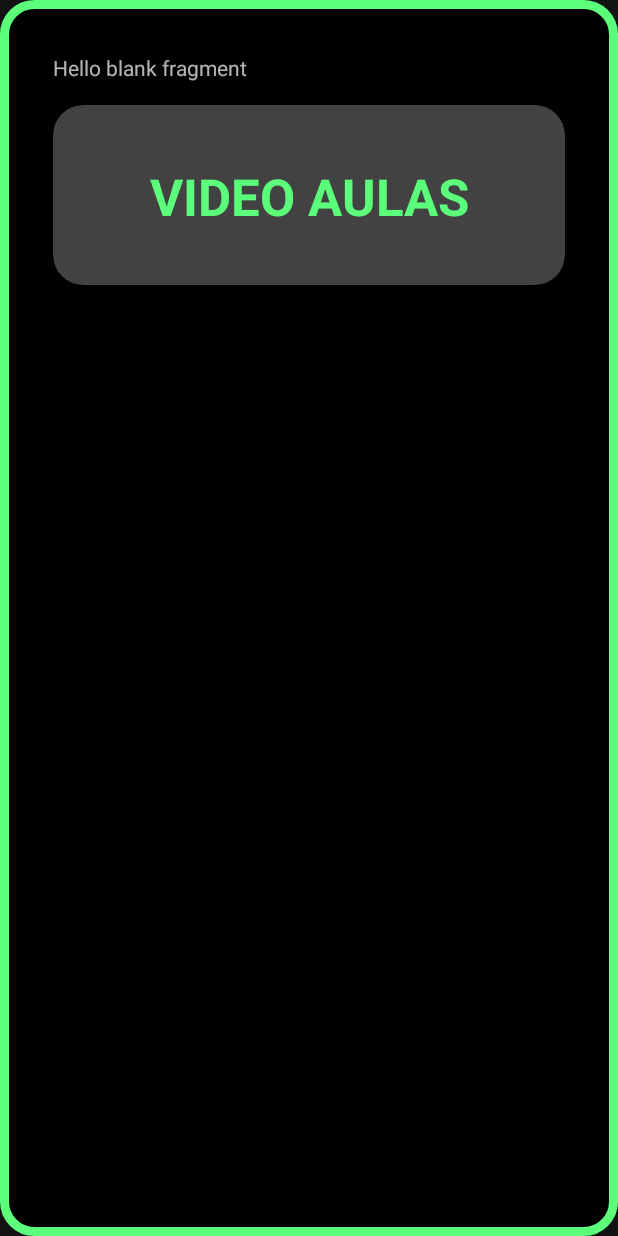
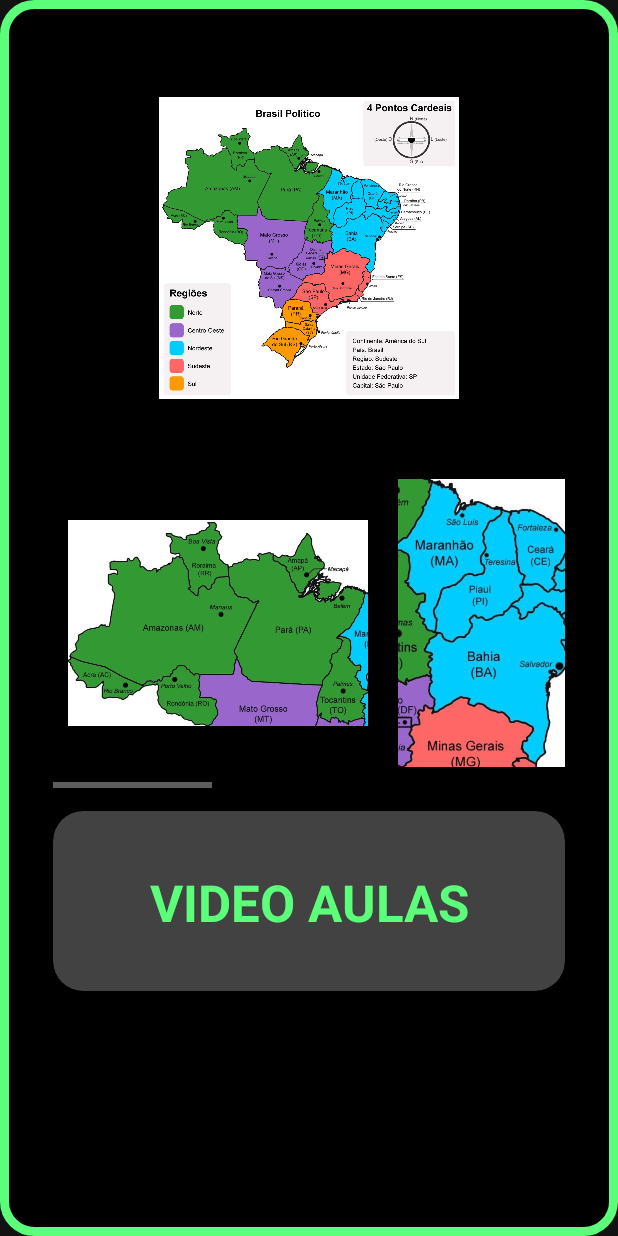
Before and after one commit to GabrielSampaioPichane/Quick-Learn, an Android app: the MapasFragment screen opened through its navigation route, on a phone screen of 412 x 824 dp. Run offline under Robolectric (Android 15) with nearby library versions, the phone set to English and light mode, and no system bars; 1 statement that could not run was skipped.

Commit message:
1.4
Signed-off-by: Gabriel <Gabrielpichane74@gmail.com>

```diff
--- a/app/src/main/java/estudo/produto/trabalhoempreendedorismo/Fragments/CaculumFragments/MainMatFrag/MainMatematicaFragment.kt
+++ b/app/src/main/java/estudo/produto/trabalhoempreendedorismo/Fragments/CaculumFragments/MainMatFrag/MainMatematicaFragment.kt
@@ -32,8 +32,6 @@ class MainMatematicaFragment : Fragment() {
 
         binding.btDivisO.setOnClickListener { navTo(R.id.action_mainMatematicaFragment_to_divisaoFragment) }
 
-        binding.btRaiz.setOnClickListener { navTo(R.id.action_mainMatematicaFragment_to_raizFragment) }
-
         binding.btPotencia.setOnClickListener { navTo(R.id.action_mainMatematicaFragment_to_porenciaFragment) }
 
         binding.btOrdemDasOperacoes.setOnClickListener { navTo(R.id.action_mainMatematicaFragment_to_baskaraFragment) }
--- a/app/src/main/res/layout/fragment_main_geografia.xml
+++ b/app/src/main/res/layout/fragment_main_geografia.xml
@@ -84,7 +84,7 @@
                         android:padding="10sp"
                         android:gravity="center"
                         android:paddingHorizontal="20sp"
-                        android:text="@string/brasil_e_suas_fronteiras"
+                        android:text="@string/brasil_e_suas_regioes"
                         android:textColor="@color/lime"
 
                         android:textSize="35sp"
--- a/app/src/main/res/layout/fragment_mapas.xml
+++ b/app/src/main/res/layout/fragment_mapas.xml
@@ -18,6 +18,7 @@
             android:layout_width="match_parent"
             android:layout_height="match_parent">
 
+
             <LinearLayout
 
                 android:layout_width="match_parent"
@@ -28,15 +29,106 @@
                 android:padding="20sp"
                 >
 
+                <ImageView
+                    android:layout_width="200dp"
+                    android:layout_height="220dp"
+
+                    android:layout_gravity="center"
+
+                    android:src="@drawable/mapapg"
+
+                    android:layout_marginTop="20dp"
+                    android:layout_marginBottom="30dp"
+
+                    />
 
 
-                <TextView
 
-                    android:layout_width="match_parent"
-                    android:layout_height="match_parent"
-                    android:text="@string/hello_blank_fragment"
+                  <HorizontalScrollView
+                      android:layout_width="match_parent"
+                      android:layout_height="match_parent">
 
-                    />
+
+                      <LinearLayout
+                          android:layout_width="match_parent"
+                          android:layout_height="match_parent"
+
+                          android:orientation="horizontal"
+
+                          >
+
+
+
+                      <ImageView
+                          android:layout_width="200dp"
+                          android:layout_height="220dp"
+
+                          android:layout_gravity="center"
+
+                          android:src="@drawable/nortepg"
+
+                          android:layout_marginEnd="10dp"
+                          android:layout_marginStart="10dp"
+
+                          />
+                      <ImageView
+                          android:layout_width="200dp"
+                          android:layout_height="220dp"
+
+                          android:layout_gravity="center"
+
+                          android:src="@drawable/nordestepg"
+
+                          android:layout_marginEnd="10dp"
+                          android:layout_marginStart="10dp"
+
+                          />
+                      <ImageView
+                          android:layout_width="200dp"
+                          android:layout_height="220dp"
+
+                          android:layout_gravity="center"
+
+                          android:src="@drawable/centrooestepg"
+
+                          android:layout_marginEnd="10dp"
+                          android:layout_marginStart="10dp"
+
+                          />
+                      <ImageView
+                          android:layout_width="200dp"
+                          android:layout_height="220dp"
+
+                          android:layout_gravity="center"
+
+                          android:src="@drawable/sudestepg"
+
+                          android:layout_marginEnd="10dp"
+                          android:layout_marginStart="10dp"
+
+                          />
+                      <ImageView
+                          android:layout_width="200dp"
+                          android:layout_height="220dp"
+
+                          android:layout_gravity="center"
+
+                          android:src="@drawable/sulpg"
+
+                          android:layout_marginEnd="10dp"
+                          android:layout_marginStart="10dp"
+
+                          />
+
+
+                      </LinearLayout>
+
+                  </HorizontalScrollView>
+
+
+
+
+
 
                 <androidx.cardview.widget.CardView
 
--- a/app/src/main/res/layout/fragment_pt_nivel1.xml
+++ b/app/src/main/res/layout/fragment_pt_nivel1.xml
@@ -5,6 +5,7 @@
     android:layout_height="match_parent"
     tools:context=".Fragments.PortuguesFragment.PtNivel1Fragment"
     xmlns:app="http://schemas.android.com/apk/res-auto">
+
 
     <LinearLayout
         android:layout_width="match_parent"
--- a/app/src/main/res/navigation/nav_gaph.xml
+++ b/app/src/main/res/navigation/nav_gaph.xml
@@ -68,7 +68,7 @@
     </fragment>
 
     <fragment
-        android:id="@+id/baskaraFragment"
+        android:id="@+id/ordemDasOperacoesFragment"
         android:name="estudo.produto.trabalhoempreendedorismo.Fragments.CaculumFragments.OrdemDasOperaçõesFragment"
         android:label="fragment_baskara"
         tools:layout="@layout/fragment_ordem_das_operacoes" >
@@ -131,21 +131,7 @@
             />
     </fragment>
 
-    <fragment
-        android:id="@+id/raizFragment"
-        android:name="estudo.produto.trabalhoempreendedorismo.Fragments.CaculumFragments.RaizFragment"
-        android:label="fragment_raiz"
-        tools:layout="@layout/fragment_raiz" >
-        <action
-            android:id="@+id/action_raizFragment_to_mainMatematicaFragment"
-            app:destination="@id/mainMatematicaFragment"
-            app:enterAnim="@anim/nav_animation_enter"
-            app:popEnterAnim="@anim/nav_animation_popup_enter"
 
-            app:exitAnim="@anim/nav_animation_exit"
-            app:popExitAnim="@anim/nav_animation_popup_exit"
-            />
-    </fragment>
 
     <fragment
         android:id="@+id/somaFragment"
@@ -310,15 +296,7 @@
             app:exitAnim="@anim/nav_animation_exit"
             app:popExitAnim="@anim/nav_animation_popup_exit"
             />
-        <action
-            android:id="@+id/action_mainMatematicaFragment_to_raizFragment"
-            app:destination="@id/raizFragment"
-            app:enterAnim="@anim/nav_animation_enter"
-            app:popEnterAnim="@anim/nav_animation_popup_enter"
 
-            app:exitAnim="@anim/nav_animation_exit"
-            app:popExitAnim="@anim/nav_animation_popup_exit"
-            />
         <action
             android:id="@+id/action_mainMatematicaFragment_to_divisaoFragment"
             app:destination="@id/divisaoFragment"
@@ -330,7 +308,7 @@
             />
         <action
             android:id="@+id/action_mainMatematicaFragment_to_baskaraFragment"
-            app:destination="@id/baskaraFragment"
+            app:destination="@id/ordemDasOperacoesFragment"
 
             app:enterAnim="@anim/nav_animation_enter"
             app:popEnterAnim="@anim/nav_animation_popup_enter"
--- a/app/src/main/res/values/strings.xml
+++ b/app/src/main/res/values/strings.xml
@@ -21,7 +21,7 @@
     <string name="portugu_s_nivel_1">PORTUGUÊS NIVEL 1</string>
     <string name="portugu_s_nivel_2">PORTUGUÊS NIVEL 2</string>
     <string name="portugu_s_nivel_3">PORTUGUÊS NIVEL 3</string>
-    <string name="brasil_e_suas_fronteiras">BRASIL E SUAS FRONTEIRAS</string>
+    <string name="brasil_e_suas_regioes">BRASIL E SUAS REGIÕES</string>
     <string name="maximo_e_minimo_multiplicador_comum">MDC E MMC</string>
     <string name="fra_o">FRAÇÃO</string>
     <string name="distributiva">DISTRIBUTIVA</string>
```
Also changed, not shown: app/src/main/java/estudo/produto/trabalhoempreendedorismo/Fragments/CaculumFragments/RaizFragment.kt (deleted, +0 -27 lines), app/src/main/res/layout/fragment_main_matematica.xml (+0 -28 lines), app/src/main/res/layout/fragment_raiz.xml (deleted, +0 -128 lines), app/src/main/res/drawable/centrooestepg.jpg (added), app/src/main/res/drawable/mapapg.jpg (added), app/src/main/res/drawable/nordestepg.jpg (added), app/src/main/res/drawable/nortepg.jpg (added), app/src/main/res/drawable/sudestepg.jpg (added), app/src/main/res/drawable/sulpg.jpg (added).
